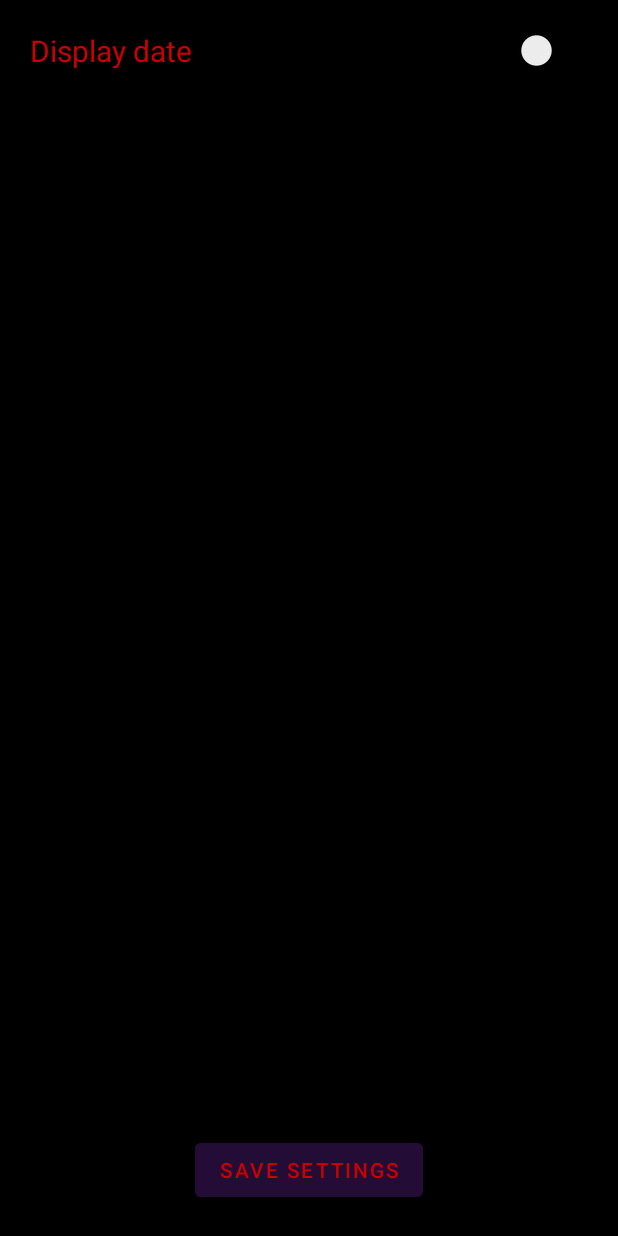
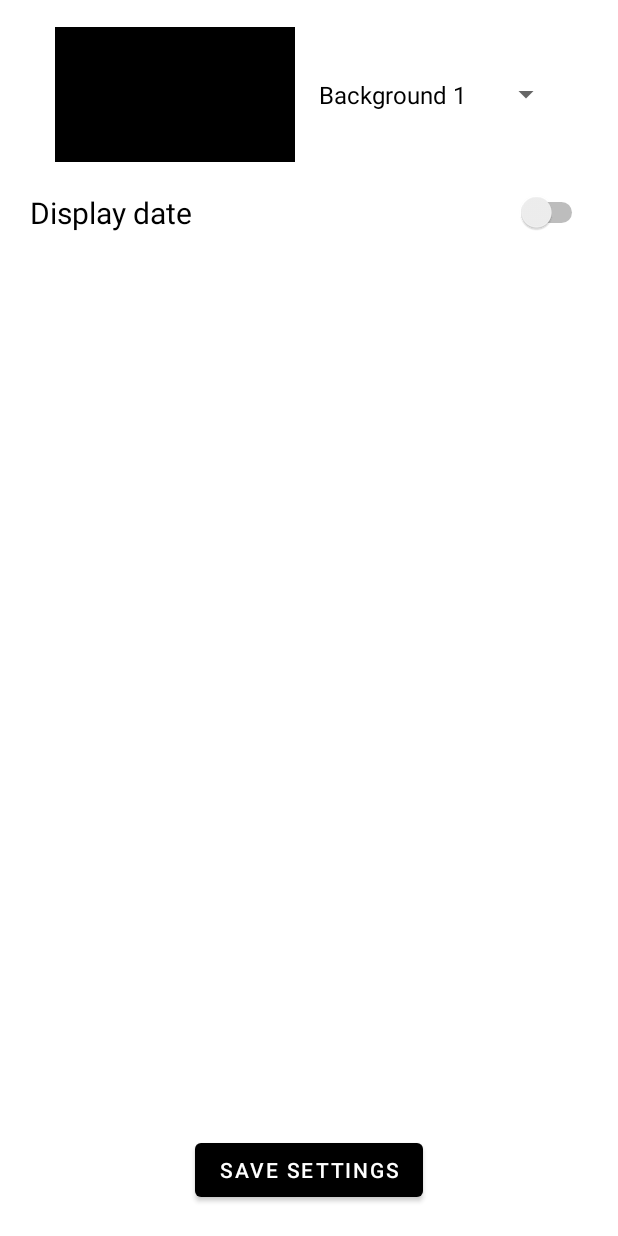
Before and after one commit to thpir/Galaxy-Alarm-Clock, an Android app: the SettingsActivity screen opened directly, with no data from a screen before it, on a phone screen of 412 x 824 dp. Run offline under Robolectric (Android 15) with nearby library versions, the phone set to English and light mode, and no system bars.

Commit message:
Code cleanup
After Google codelabs I discovered a lot of "sloppy" code in my app. I did a major cleanup to clean up my code.

```diff
--- /dev/null
+++ b/app/src/main/java/com/example/galaxyalarmclock/BackgroundAdapter.java
@@ -0,0 +1,53 @@
+package com.example.galaxyalarmclock;
+
+import android.content.Context;
+import android.view.LayoutInflater;
+import android.view.View;
+import android.view.ViewGroup;
+import android.widget.ArrayAdapter;
+import android.widget.ImageView;
+import android.widget.TextView;
+
+import androidx.annotation.NonNull;
+import androidx.annotation.Nullable;
+
+import java.util.ArrayList;
+
+public class BackgroundAdapter extends ArrayAdapter<BackgroundItem> {
+
+    public BackgroundAdapter(Context context, ArrayList<BackgroundItem> backgroundList) {
+        super(context, 0, backgroundList);
+    }
+
+    @NonNull
+    @Override
+    public View getView(int position, @Nullable View convertView, @NonNull ViewGroup parent) {
+        return initView(position, convertView, parent);
+    }
+
+    @Override
+    public View getDropDownView(int position, @Nullable View convertView, @NonNull ViewGroup parent) {
+        return initView(position, convertView, parent);
+    }
+
+    // Write method that we can use in the getView and getDropDownView (= no duplicate code)
+    private View initView(int position, View convertView, ViewGroup parent) {
+        if (convertView == null) {
+            convertView = LayoutInflater.from(getContext()).inflate(
+                    R.layout.background_spinner_row, parent, false
+            );
+        }
+
+        ImageView imageViewBackground = convertView.findViewById(R.id.imageview_background);
+        TextView textViewName = convertView.findViewById(R.id.textview_name);
+
+        BackgroundItem currentItem = getItem(position);
+
+        if (currentItem != null) {
+            imageViewBackground.setImageResource(currentItem.getBackgroundImage());
+            textViewName.setText(currentItem.getBackgroundName());
+        }
+
+        return convertView;
+    }
+}
--- /dev/null
+++ b/app/src/main/java/com/example/galaxyalarmclock/BackgroundItem.java
@@ -0,0 +1,20 @@
+package com.example.galaxyalarmclock;
+
+public class BackgroundItem {
+
+    private final String mBackgroundName;
+    private final int mBackgroundImage;
+
+    public BackgroundItem(String backgroundName, int backgroundImage) {
+        mBackgroundName = backgroundName;
+        mBackgroundImage = backgroundImage;
+    }
+
+    public String getBackgroundName() {
+        return mBackgroundName;
+    }
+
+    public int getBackgroundImage() {
+        return mBackgroundImage;
+    }
+}
--- a/app/src/main/java/com/example/galaxyalarmclock/SettingsActivity.java
+++ b/app/src/main/java/com/example/galaxyalarmclock/SettingsActivity.java
@@ -1,10 +1,13 @@
 package com.example.galaxyalarmclock;
 
 import android.app.Activity;
+import android.content.Intent;
 import android.content.SharedPreferences;
 import android.os.Bundle;
 import android.view.View;
+import android.widget.AdapterView;
 import android.widget.Button;
+import android.widget.Spinner;
 import android.widget.Switch;
 import android.widget.Toast;
 
@@ -12,31 +15,58 @@ import androidx.appcompat.app.AppCompatActivity;
 
 import com.example.galaxyalarmclock.utils.SharedPreference;
 
+import java.util.ArrayList;
+
 public class SettingsActivity extends AppCompatActivity {
 
     private Button button;
     private Switch switch1;
+    private String background;
     private boolean switch1OnOff;
+    private ArrayList<BackgroundItem> mBackgroundList;
+    private BackgroundAdapter mAdapter;
+    private Spinner spinnerBackgrounds;
 
-    private SharedPreference sharedPreference;
-    Activity context = this;
+    //private SharedPreference sharedPreference;
+    //Activity context = this;
 
     public static final String SHARED_PREFS = "sharedPrefs";
     public static final String SWITCH1 = "switch1";
+    public static final String BACKGROUND = "background";
 
     @Override
     protected void onCreate(Bundle savedInstanceState) {
         super.onCreate(savedInstanceState);
         setContentView(R.layout.activity_settings);
 
+        initList();
+
         button = findViewById(R.id.SaveSettings);
         switch1 = findViewById(R.id.switch1);
-        sharedPreference = new SharedPreference();
+        spinnerBackgrounds = findViewById(R.id.spinner_backgrounds);
+        mAdapter = new BackgroundAdapter(this, mBackgroundList);
+        spinnerBackgrounds.setAdapter(mAdapter);
+
+        spinnerBackgrounds.setOnItemSelectedListener(new AdapterView.OnItemSelectedListener() {
+            @Override
+            public void onItemSelected(AdapterView<?> parent, View view, int position, long id) {
+                BackgroundItem clickedItem = (BackgroundItem) parent.getItemAtPosition(position);
+                String clickedBackgroundName = clickedItem.getBackgroundName();
+                background = clickedBackgroundName;
+            }
+
+            @Override
+            public void onNothingSelected(AdapterView<?> parent) {
+
+            }
+        });
 
         button.setOnClickListener(new View.OnClickListener() {
             @Override
             public void onClick(View view) {
+
                 saveDataSwitches();
+                returnToMain();
             }
         });
 
@@ -44,15 +74,33 @@ public class SettingsActivity extends AppCompatActivity {
         updateViews();
     }
 
+    private void returnToMain() {
+
+        Intent intent = new Intent(this, MainActivity.class);
+        startActivity(intent);
+        finish();
+
+    }
+
+    private void initList() {
+        mBackgroundList = new ArrayList<>();
+        mBackgroundList.add(new BackgroundItem("Background 1", R.drawable.background01));
+        mBackgroundList.add(new BackgroundItem("Background 2", R.drawable.background02));
+        mBackgroundList.add(new BackgroundItem("Background 3", R.drawable.background03));
+        mBackgroundList.add(new BackgroundItem("Background 4", R.drawable.background04));
+        mBackgroundList.add(new BackgroundItem("Background 5", R.drawable.background05));
+        mBackgroundList.add(new BackgroundItem("Background 6", R.drawable.background06));
+        mBackgroundList.add(new BackgroundItem("Background 7", R.drawable.background07));
+    }
+
     public void saveDataSwitches() {
         SharedPreferences sharedPreferences = getSharedPreferences(SHARED_PREFS, MODE_PRIVATE);
         SharedPreferences.Editor editor = sharedPreferences.edit();
 
         editor.putBoolean(SWITCH1, switch1.isChecked());
+        editor.putString(BACKGROUND, background);
 
         editor.apply();
-
-        Toast.makeText(this, "Data saved!", Toast.LENGTH_SHORT).show();
     }
 
     public void loadData() {
--- a/app/src/main/res/layout/activity_main.xml
+++ b/app/src/main/res/layout/activity_main.xml
@@ -10,7 +10,7 @@
         android:id="@+id/backgroundPicture"
         android:layout_width="match_parent"
         android:layout_height="match_parent"
-        android:src="@drawable/black"
+        android:src="@drawable/background01"
         android:scaleType="centerCrop" />
 
     <RelativeLayout
--- a/app/src/main/res/layout/activity_settings.xml
+++ b/app/src/main/res/layout/activity_settings.xml
@@ -3,19 +3,27 @@
     xmlns:tools="http://schemas.android.com/tools"
     android:layout_width="match_parent"
     android:layout_height="match_parent"
-    android:background="@color/black"
     tools:context=".SettingsActivity">
+
+    <Spinner
+        android:id="@+id/spinner_backgrounds"
+        android:layout_width="wrap_content"
+        android:layout_height="wrap_content"
+        android:layout_alignParentTop="true"
+        android:layout_centerHorizontal="true"
+        android:layout_marginTop="18dp"/>
 
     <Switch
         android:id="@+id/switch1"
         android:layout_width="fill_parent"
         android:layout_height="wrap_content"
+        android:layout_centerHorizontal="true"
         android:layout_marginLeft="20sp"
         android:layout_marginTop="20sp"
         android:layout_marginRight="20sp"
+        android:layout_below="@+id/spinner_backgrounds"
         android:gravity="left"
         android:text="Display date"
-        android:textColor="@android:color/holo_red_dark"
         android:textSize="20sp"
         android:theme="@style/Theme.Switch"
         tools:ignore="UseSwitchCompatOrMaterialXml" />
@@ -27,8 +35,6 @@
         android:layout_centerHorizontal="true"
         android:layout_alignParentBottom="true"
         android:layout_marginBottom="20sp"
-        android:backgroundTint="#230d36"
-        android:textColor="@android:color/holo_red_dark"
         android:text="Save Settings"/>
 
 </RelativeLayout>
--- /dev/null
+++ b/app/src/main/res/layout/background_spinner_row.xml
@@ -0,0 +1,25 @@
+<?xml version="1.0" encoding="utf-8"?>
+<RelativeLayout xmlns:android="http://schemas.android.com/apk/res/android"
+    android:layout_width="match_parent"
+    android:layout_height="match_parent">
+
+    <ImageView
+        android:id="@+id/imageview_background"
+        android:layout_width="160dp"
+        android:layout_height="90dp"
+        android:src="@drawable/background01" />
+
+    <TextView
+        android:id="@+id/textview_name"
+        android:layout_width="wrap_content"
+        android:layout_height="wrap_content"
+        android:layout_alignBottom="@+id/imageview_background"
+        android:layout_alignParentTop="true"
+        android:layout_margin="16dp"
+        android:layout_toEndOf="@+id/imageview_background"
+        android:gravity="center"
+        android:text="Background 1"
+        android:textColor="@android:color/black"
+        android:textSize="16sp" />
+
+</RelativeLayout>
```
Also changed, not shown: app/src/main/AndroidManifest.xml (+7 -1 lines), app/src/main/java/com/example/galaxyalarmclock/MainActivity.java (+35 -125 lines), app/src/main/res/drawable/applogo.jpg (deleted), app/src/main/res/drawable/background01.png (added), app/src/main/res/drawable/black.png (deleted), 8 other files.
